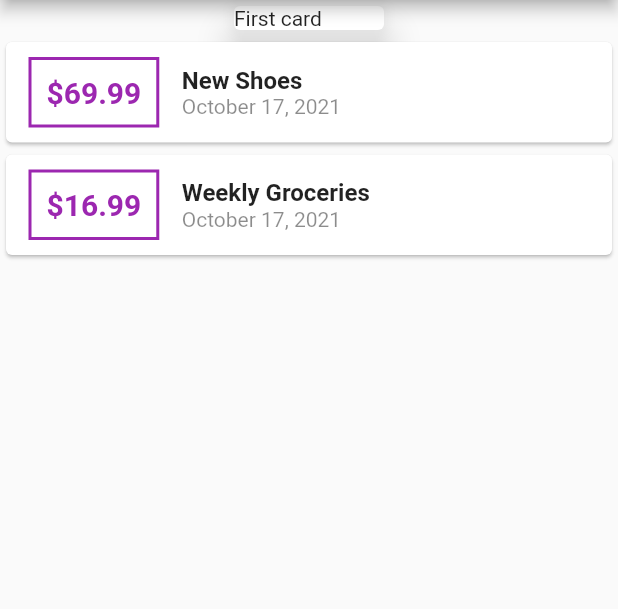
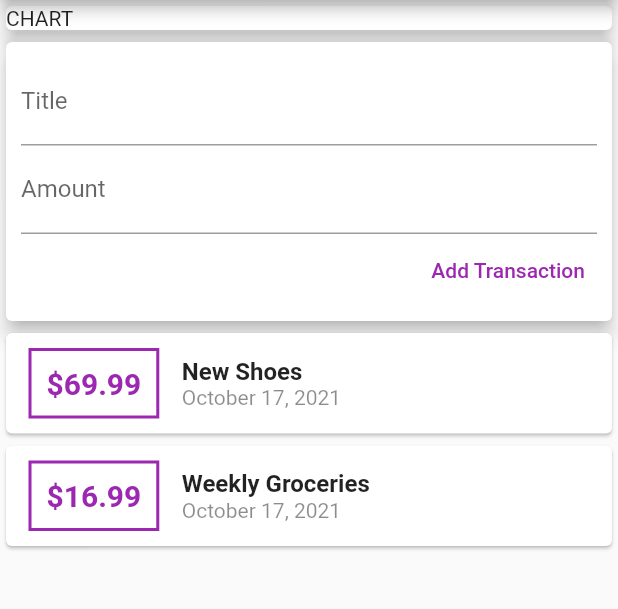
Before and after one commit to khadetou/personal_expenses, a Flutter app: the screen it shows after launch, on a phone screen of 412 x 824 dp, the part 84-693 px from its top. Run offline on Flutter 3.47's test engine with Material 2 defaults, Android fonts, the phone set to English and light mode, and no system bars.

Commit message:
text input widget

```diff
--- a/lib/screen/home.dart
+++ b/lib/screen/home.dart
@@ -31,13 +31,44 @@ class _MyHomePageState extends State<MyHomePage> {
           title: const Text("Personal Expenses"),
         ),
         body: Column(
+          crossAxisAlignment: CrossAxisAlignment.stretch,
           children: [
-            const Card(
-              child: SizedBox(
-                child: Text('First card'),
-                width: 100,
+            Container(
+              width: double.infinity,
+              child: const Card(
+                child: Text('CHART'),
+                elevation: 5,
               ),
-              elevation: 10,
+            ),
+            Card(
+              elevation: 5,
+              child: Container(
+                padding: const EdgeInsets.all(10),
+                child: Column(
+                  crossAxisAlignment: CrossAxisAlignment.end,
+                  children: <Widget>[
+                    const TextField(
+                      decoration: InputDecoration(
+                        labelText: "Title",
+                      ),
+                    ),
+                    const TextField(
+                      decoration: InputDecoration(
+                        labelText: "Amount",
+                      ),
+                    ),
+                    TextButton(
+                      onPressed: () {},
+                      child: const Text(
+                        "Add Transaction",
+                        style: TextStyle(
+                          color: Colors.purple,
+                        ),
+                      ),
+                    )
+                  ],
+                ),
+              ),
             ),
             Column(
               children: transactions.map((transaction) {
```
